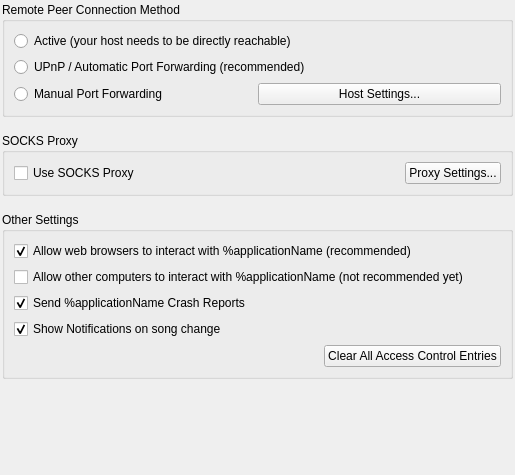
Above: src/tomahawk/dialogs/Settings_Advanced.ui from tomahawk-player/tomahawk before the change. Below: the same form after it.
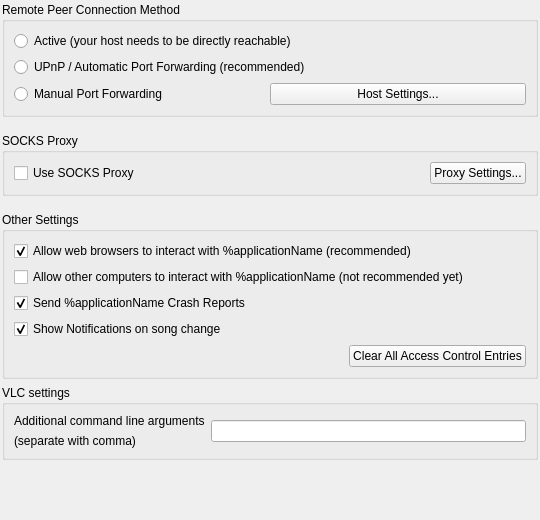
That is the form after the change.

Commit message: Allow specifying additional VLC cmdnline args in advanced settings

Patch:
```diff
--- a/src/tomahawk/dialogs/Settings_Advanced.ui
+++ b/src/tomahawk/dialogs/Settings_Advanced.ui
@@ -6,8 +6,8 @@
    <rect>
     <x>0</x>
     <y>0</y>
-    <width>515</width>
-    <height>475</height>
+    <width>540</width>
+    <height>520</height>
    </rect>
   </property>
   <property name="sizePolicy">
@@ -250,6 +250,36 @@
      </layout>
     </widget>
    </item>
+   <item>
+    <widget class="QGroupBox" name="vlcGroupBox">
+     <property name="title">
+      <string>VLC settings</string>
+     </property>
+     <layout class="QHBoxLayout" name="horizontalLayout">
+      <item>
+       <layout class="QVBoxLayout" name="verticalLayout_3">
+        <item>
+         <widget class="QLabel" name="label">
+          <property name="text">
+           <string>Additional command line arguments</string>
+          </property>
+         </widget>
+        </item>
+        <item>
+         <widget class="QLabel" name="label_2">
+          <property name="text">
+           <string>(separate with comma)</string>
+          </property>
+         </widget>
+        </item>
+       </layout>
+      </item>
+      <item>
+       <widget class="QLineEdit" name="vlcArgsLineEdit"/>
+      </item>
+     </layout>
+    </widget>
+   </item>
    <item>
     <spacer name="verticalSpacer_4">
      <property name="orientation">
```
The commit also changes 4 other files.
